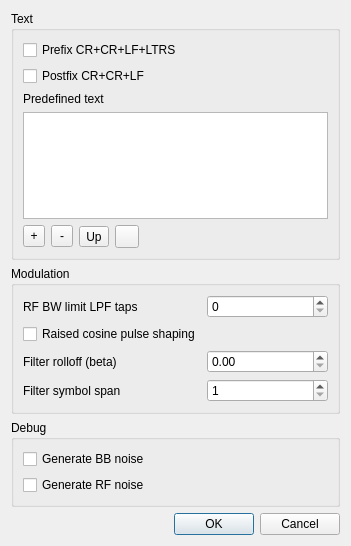
Above: plugins/channeltx/modrtty/rttymodtxsettingsdialog.ui from f4exb/sdrangel before the change. Below: the same form after it.
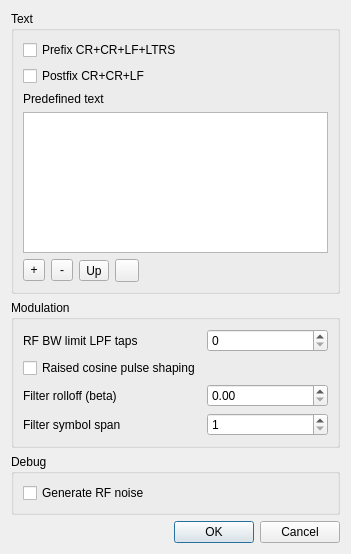
That is the form after the change. Icons and pictures are not drawn.

What changed in the file:
```diff
--- a/plugins/channeltx/modrtty/rttymodtxsettingsdialog.ui
+++ b/plugins/channeltx/modrtty/rttymodtxsettingsdialog.ui
@@ -7,7 +7,7 @@
     <x>0</x>
     <y>0</y>
     <width>351</width>
-    <height>546</height>
+    <height>554</height>
    </rect>
   </property>
   <property name="font">
@@ -220,16 +220,6 @@
      </property>
      <layout class="QFormLayout" name="formLayout_3">
       <item row="0" column="0">
-       <widget class="QCheckBox" name="bbNoise">
-        <property name="toolTip">
-         <string>Generate white noise as baseband signal.</string>
-        </property>
-        <property name="text">
-         <string>Generate BB noise</string>
-        </property>
-       </widget>
-      </item>
-      <item row="1" column="0">
        <widget class="QCheckBox" name="rfNoise">
         <property name="toolTip">
          <string>Generate white noise as RF signal.</string>
```
